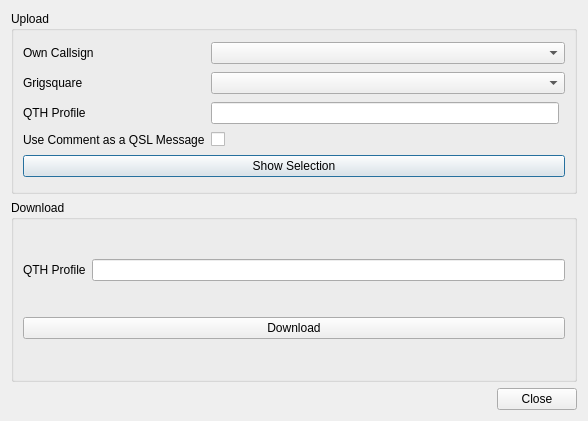
k5mcd/QLog, file ui/Eqsldialog.ui: the form before one commit.
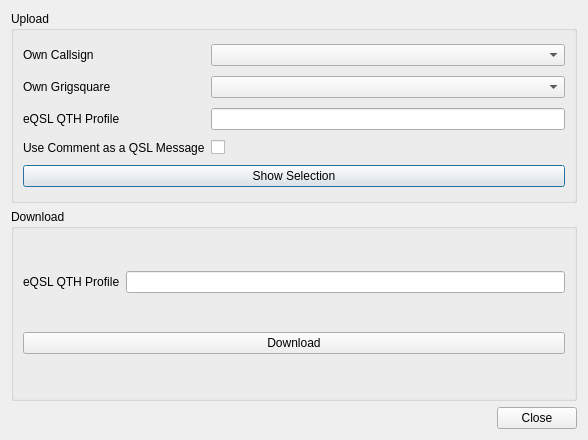
The form after the commit.

Patch:
```diff
--- a/ui/Eqsldialog.ui
+++ b/ui/Eqsldialog.ui
@@ -7,7 +7,7 @@
     <x>0</x>
     <y>0</y>
     <width>588</width>
-    <height>421</height>
+    <height>440</height>
    </rect>
   </property>
   <property name="windowTitle">
@@ -23,7 +23,7 @@
       <item row="1" column="1">
        <widget class="QLabel" name="myGridLabel">
         <property name="text">
-         <string>Grigsquare</string>
+         <string>Own Grigsquare</string>
         </property>
        </widget>
       </item>
@@ -64,11 +64,11 @@
       <item row="2" column="1">
        <widget class="QLabel" name="qthProfileUploadLabel">
         <property name="text">
-         <string>QTH Profile</string>
+         <string>eQSL QTH Profile</string>
         </property>
        </widget>
       </item>
-      <item row="2" column="2">
+      <item row="2" column="2" colspan="2">
        <widget class="QLineEdit" name="qthProfileUploadEdit"/>
       </item>
      </layout>
@@ -90,7 +90,7 @@
       <item row="0" column="0">
        <widget class="QLabel" name="qthProfileLabel">
         <property name="text">
-         <string>QTH Profile</string>
+         <string>eQSL QTH Profile</string>
         </property>
        </widget>
       </item>
```
